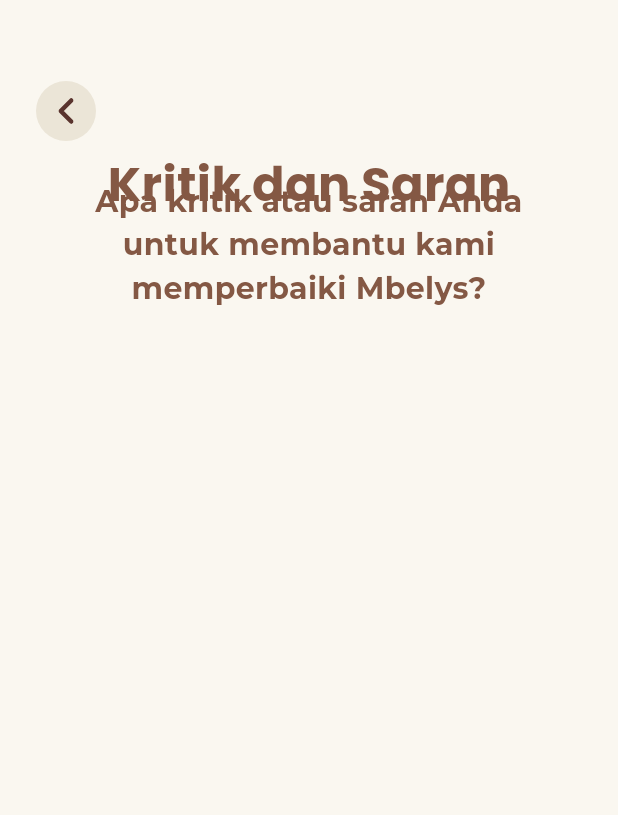
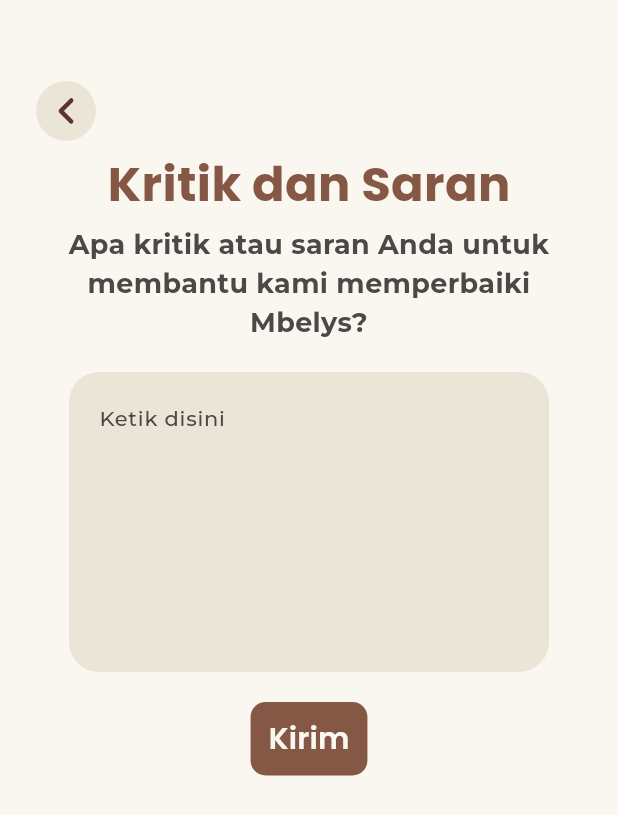
Before and after one commit to DeanFebrio/Mbelys, a Flutter app: the FeedbackPage screen opened by its route, on a phone screen of 412 x 824 dp. Shown: the top 815 px of the screen. Run offline on Flutter 3.47's test engine with Material 3 defaults, Android fonts, the phone set to English and light mode, and no system bars; our stand-ins replace flutter_svg, go_router, icons_plus.

Commit message:
add feedback page

```diff
--- a/lib/presentation/profile/view/feedback_page.dart
+++ b/lib/presentation/profile/view/feedback_page.dart
@@ -1,5 +1,7 @@
 import "package:flutter/material.dart";
 import "package:mbelys/core/constant/app_colors.dart";
+import "package:mbelys/presentation/profile/widgets/feedback_send_button.dart";
+import "package:mbelys/presentation/profile/widgets/feedback_text_input.dart";
 import "package:mbelys/presentation/widgets/custom_background_page.dart";
 
 class FeedbackPage extends StatelessWidget {
@@ -11,20 +13,24 @@ class FeedbackPage extends StatelessWidget {
         title: "Kritik dan Saran",
         child: Center(
           child: Padding(
-            padding: const EdgeInsets.symmetric(horizontal: 30),
+            padding: const EdgeInsets.symmetric(horizontal: 20),
             child: Column(
               children: [
-                const SizedBox(height: 120,),
+                const SizedBox(height: 150,),
                 Text(
                   "Apa kritik atau saran Anda untuk membantu kami memperbaiki Mbelys?",
                   style: TextStyle(
-                    fontSize: 20,
+                    fontSize: 18,
                     fontFamily: "Montserrat",
                     fontWeight: FontWeight.w700,
-                    color: AppColors.color9,
+                    color: AppColors.color1,
                   ),
                   textAlign: TextAlign.center,
-                )
+                ),
+                const SizedBox(height: 20,),
+                const FeedbackTextInput(),
+                const SizedBox(height: 20,),
+                const FeedbackSendButton()
               ],
             ),
           ),
--- /dev/null
+++ b/lib/presentation/profile/widgets/feedback_send_button.dart
@@ -0,0 +1,32 @@
+import "package:flutter/material.dart";
+import "package:mbelys/core/constant/app_colors.dart";
+import "package:mbelys/presentation/profile/widgets/feedback_success_dialog.dart";
+
+class FeedbackSendButton extends StatelessWidget {
+  const FeedbackSendButton({super.key});
+
+  @override
+  Widget build(BuildContext context) {
+    return FilledButton(
+        onPressed: (){
+          showFeedbackSuccessDialog(context);
+        },
+        style: FilledButton.styleFrom(
+            backgroundColor: AppColors.color9,
+            padding: const EdgeInsets.symmetric(horizontal: 12, vertical: 10),
+            shape: RoundedRectangleBorder(
+                borderRadius: BorderRadius.circular(10)
+            )
+        ),
+        child: Text(
+          "Kirim",
+          style: TextStyle(
+              fontSize: 20,
+              fontFamily: "Poppins",
+              fontWeight: FontWeight.w600,
+              color: AppColors.color2
+          ),
+        )
+    );
+  }
+}
--- /dev/null
+++ b/lib/presentation/profile/widgets/feedback_text_input.dart
@@ -0,0 +1,43 @@
+import "package:flutter/material.dart";
+import "package:mbelys/core/constant/app_colors.dart";
+
+class FeedbackTextInput extends StatelessWidget {
+  const FeedbackTextInput({super.key});
+
+  @override
+  Widget build(BuildContext context) {
+    final hintStyle = TextStyle(
+        fontSize: 14,
+        fontFamily: "Montserrat",
+        fontWeight: FontWeight.w500,
+        color: AppColors.color1
+    );
+
+    final inputStyle = TextStyle(
+        fontSize: 14,
+        fontFamily: "Montserrat",
+        fontWeight: FontWeight.w600,
+        color: AppColors.color1
+    );
+
+    return Container(
+      width: 320,
+      height: 200,
+      decoration: BoxDecoration(
+        color: AppColors.color6,
+        borderRadius: BorderRadius.circular(20),
+      ),
+      child: TextField(
+        maxLines: null,
+        keyboardType: TextInputType.multiline,
+        style: inputStyle,
+        decoration: InputDecoration(
+          hintText: "Ketik disini",
+          hintStyle: hintStyle,
+          border: InputBorder.none,
+          contentPadding: const EdgeInsets.all(20),
+        ),
+      ),
+    );
+  }
+}
```
Also changed, not shown: lib/presentation/profile/widgets/feedback_success_dialog.dart (added, +55 -0 lines).
